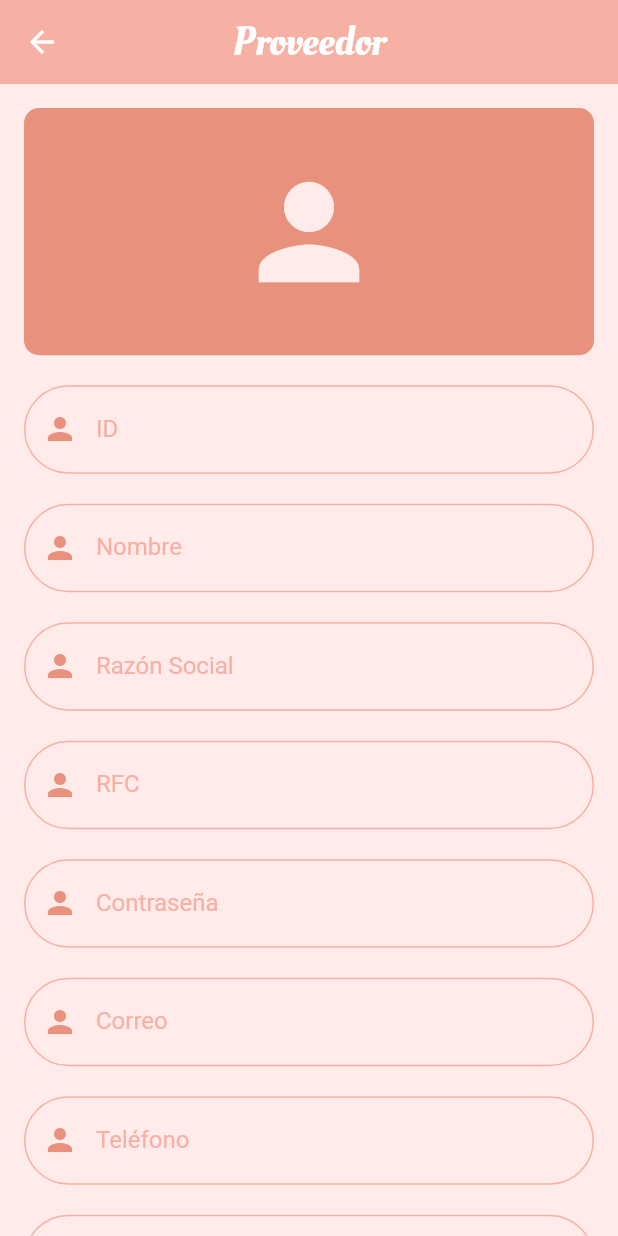
After one commit to TheRevBv/Natura_Life_App, a Flutter app: the AddEditProviderScreen screen opened by its route, on a phone screen of 412 x 824 dp. The commit adds this screen. Run offline on Flutter 3.47's test engine with Material 2 defaults, Android fonts, the phone set to English and light mode, and no system bars; our stand-ins replace shared_preferences; accounts and stored records are empty; network calls fail.

Commit message:
Prueba Inicial

```diff
--- /dev/null
+++ b/lib/models/proveedor.dart
@@ -0,0 +1,63 @@
+class Proveedor {
+  final int idProveedor;
+  final int idUsuario;
+  final int idStatus;
+  final String direccion;
+  final String telefono;
+  final String rfc;
+  final String razonSocial;
+  final String nombre;
+  final String apellido;
+  final String correo;
+  final String password;
+  final String fechaNacimiento;
+  final String foto;
+
+  Proveedor(
+      {required this.idProveedor,
+      required this.idUsuario,
+      required this.idStatus,
+      required this.direccion,
+      required this.telefono,
+      required this.rfc,
+      required this.razonSocial,
+      required this.nombre,
+      required this.apellido,
+      required this.correo,
+      required this.password,
+      required this.fechaNacimiento,
+      required this.foto});
+
+  factory Proveedor.fromJson(Map<String, dynamic> json) {
+    return Proveedor(
+        idProveedor: json['idProveedor'],
+        idUsuario: json['idUsuario'],
+        idStatus: json['idStatus'],
+        direccion: json['direccion'],
+        telefono: json['telefono'],
+        rfc: json['rfc'],
+        razonSocial: json['razonSocial'],
+        nombre: json['nombre'],
+        apellido: json['apellido'],
+        correo: json['correo'],
+        password: json['password'],
+        fechaNacimiento: json['fechaNacimiento'],
+        foto: json['foto']);
+  }
+
+  Map<String, dynamic> toJson() => {
+        'idProveedor': idProveedor,
+        'idUsuario': idUsuario,
+        'idStatus': idStatus,
+        'direccion': direccion,
+        'telefono': telefono,
+        'rfc': rfc,
+        'razonSocial': razonSocial,
+        'nombre': nombre,
+        'apellido': apellido,
+        'correo': correo,
+        'password': password,
+        'fechaNacimiento': fechaNacimiento,
+        'foto': foto
+      };
+}
--- a/lib/providers/dashboard_provider.dart
+++ b/lib/providers/dashboard_provider.dart
@@ -24,8 +24,8 @@ class DashboardProvider extends ChangeNotifier {
       'rol': prefs.getString('RolUsuario'),
       'nombre': prefs.getString('NombreUsuario'),
       'apellidos': prefs.getString('ApellidosUsuario'),
-      'telefono': prefs.getString('TelefonoUsuario'),
-      'direccion': prefs.getString('DireccionUsuario'),
+      // 'telefono': prefs.getString('TelefonoUsuario'),
+      // 'direccion': prefs.getString('DireccionUsuario'),
       'token': prefs.getString('Token'),
     };
     userData = data;
--- a/lib/providers/util_provider.dart
+++ b/lib/providers/util_provider.dart
@@ -14,6 +14,7 @@ class UtilProvider extends ChangeNotifier {
     var response = await http.get(Uri.parse(urlBase), headers: {
       'Content-Type': 'application/json',
       'Accept': 'application/json',
+      'Allow-Control-Allow-Origin': '*',
       'Authorization': 'Bearer ${prefs.getString('token')}'
     });
     return response;
@@ -26,7 +27,7 @@ class UtilProvider extends ChangeNotifier {
           'Content-Type': 'application/json',
           'Accept': 'application/json',
         },
-        body: jsonEncode({'correo': lfp.user, 'contrasenia': lfp.password}));
+        body: jsonEncode({'correo': lfp.user, 'password': lfp.password}));
 
     return response;
   }
--- a/lib/routes/approutes.dart
+++ b/lib/routes/approutes.dart
@@ -1,5 +1,6 @@
 import 'package:flutter/material.dart';
 import 'package:natura_life/screen.dart';
+import 'package:natura_life/screen/add_edit_provider_screen.dart';
 import 'package:natura_life/screen/product_screen.dart';
 import 'package:natura_life/screen/provider_screen.dart';
 
@@ -8,7 +9,8 @@ class AppRoutes {
     '/Home': (BuildContext context) => const Home(),
     '/Login': (BuildContext context) => const Login(),
     '/Product': (BuildContext context) => const ProductScreen(),
-    '/Provider': (BuildContext context) => const ProviderScreen()
+    '/Provider': (BuildContext context) => const ProviderScreen(),
+    '/AddEditProvider': (BuildContext context) => const AddEditProviderScreen(),
   };
 
   static const String initialROute = '/Login';
--- /dev/null
+++ b/lib/screen/add_edit_provider_screen.dart
@@ -0,0 +1,101 @@
+import 'package:flutter/material.dart';
+import 'package:natura_life/widget/reusable_widgets.dart';
+import 'package:provider/provider.dart';
+import 'package:natura_life/theme/apptheme.dart';
+import 'package:natura_life/providers/providers_provider.dart';
+
+class AddEditProviderScreen extends StatefulWidget {
+  const AddEditProviderScreen({super.key});
+
+  @override
+  State<AddEditProviderScreen> createState() => _AddEditProviderScreenState();
+}
+
+class _AddEditProviderScreenState extends State<AddEditProviderScreen> {
+  final _providerFormKey = GlobalKey<FormState>();
+
+  @override
+  void initState() {
+    // Provider.of<APiProvider>(context, listen: false).getProviders();
+    super.initState();
+  }
+
+  void _saveForm() {
+    final isValid = _providerFormKey.currentState!.validate();
+    if (!isValid) {
+      return;
+    }
+    _providerFormKey.currentState!.save();
+    // Provider.of<ProvidersProvider>(context, listen: false).addProvider();
+    Navigator.of(context).pop();
+  }
+
+  @override
+  Widget build(BuildContext context) {
+    return Scaffold(
+      appBar:
+          ReusableWidgets.generalAppBar(title: 'Proveedor', hasLeading: true),
+      body: SingleChildScrollView(
+        // Wrap with SingleChildScrollView
+        child: Padding(
+          padding: const EdgeInsets.all(16.0),
+          child: Form(
+            key: _providerFormKey,
+            child: Column(
+              crossAxisAlignment: CrossAxisAlignment.start,
+              children: [
+                Container(
+                  width: double.infinity,
+                  height: MediaQuery.of(context).size.height *
+                      0.2, // Use MediaQuery
+                  decoration: BoxDecoration(
+                    color: AppTheme.fourth,
+                    borderRadius: BorderRadius.circular(10),
+                  ),
+                  child: Icon(
+                    Icons.person,
+                    size: 100,
+                    color: AppTheme.white,
+                  ),
+                ),
+                const SizedBox(height: 20),
+                ReusableWidgets.formInput(icon: Icons.person, label: 'ID'),
+                const SizedBox(height: 20),
+                ReusableWidgets.formInput(icon: Icons.person, label: 'Nombre'),
+                const SizedBox(height: 20),
+                ReusableWidgets.formInput(
+                    icon: Icons.person, label: 'Razón Social'),
+                const SizedBox(height: 20),
+                ReusableWidgets.formInput(icon: Icons.person, label: 'RFC'),
+                const SizedBox(height: 20),
+                ReusableWidgets.formInput(
+                    icon: Icons.person, label: 'Contraseña'),
+                const SizedBox(height: 20),
+                ReusableWidgets.formInput(icon: Icons.person, label: 'Correo'),
+                const SizedBox(height: 20),
+                ReusableWidgets.formInput(
+                    icon: Icons.person, label: 'Teléfono'),
+                const SizedBox(height: 20),
+                ReusableWidgets.formInput(
+                    icon: Icons.person, label: 'Dirección'),
+                const SizedBox(height: 40),
+                ReusableWidgets.filledColorButton(
+                  func: () {
+                    if (_providerFormKey.currentState!.validate()) {
+                      ScaffoldMessenger.of(context).showSnackBar(
+                        const SnackBar(
+                          content: Text('Guardando proveedor...'),
+                        ),
+                      );
+                    }
+                  },
+                  text: 'Guardar',
+                ),
+              ],
+            ),
+          ),
+        ),
+      ),
+    );
+  }
+}
--- a/lib/widget/reusable_widgets.dart
+++ b/lib/widget/reusable_widgets.dart
@@ -171,4 +171,44 @@ class ReusableWidgets {
       ),
     );
   }
+
+  static FloatingActionButton floatingActionButton(
+      {required VoidCallback action, required IconData icon}) {
+    return FloatingActionButton(
+      onPressed: action,
+      backgroundColor: AppTheme.primary,
+      child: Icon(
+        icon,
+        color: AppTheme.white,
+      ),
+    );
+  }
+
+  static TextFormField formInput(
+      {required IconData icon, required String label, bool obscure = false}) {
+    return TextFormField(
+      autocorrect: false,
+      keyboardType: TextInputType.text,
+      obscureText: obscure,
+      decoration: InputDecoration(
+        labelText: label,
+        labelStyle: TextStyle(color: AppTheme.primary),
+        enabledBorder: OutlineInputBorder(
+          borderRadius: BorderRadius.circular(30),
+          borderSide: BorderSide(color: AppTheme.primary),
+        ),
+        focusedBorder: OutlineInputBorder(
+          borderRadius: BorderRadius.circular(30),
+          borderSide: BorderSide(color: AppTheme.fifth),
+        ),
+        prefixIcon: Icon(
+          icon,
+          color: AppTheme.fourth,
+        ),
+      ),
+      validator: (value) {
+        return (value != null && value.length >= 3) ? null : 'No valido';
+      },
+    );
+  }
 }
```
Also changed, not shown: lib/providers/api_provider.dart (+18 -12 lines), lib/providers/providers_provider.dart (added, +74 -0 lines), lib/screen/mini_screens/providers.dart (+31 -26 lines), lib/screen/mini_screens/tabs/products.dart (+4 -4 lines), lib/screen/mini_screens/user.dart (+6 -6 lines), lib/screen/product_screen.dart (+5 -6 lines), lib/screen/provider_screen.dart (+4 -4 lines), lib/models/usuario.dart (added), 9 other files.
